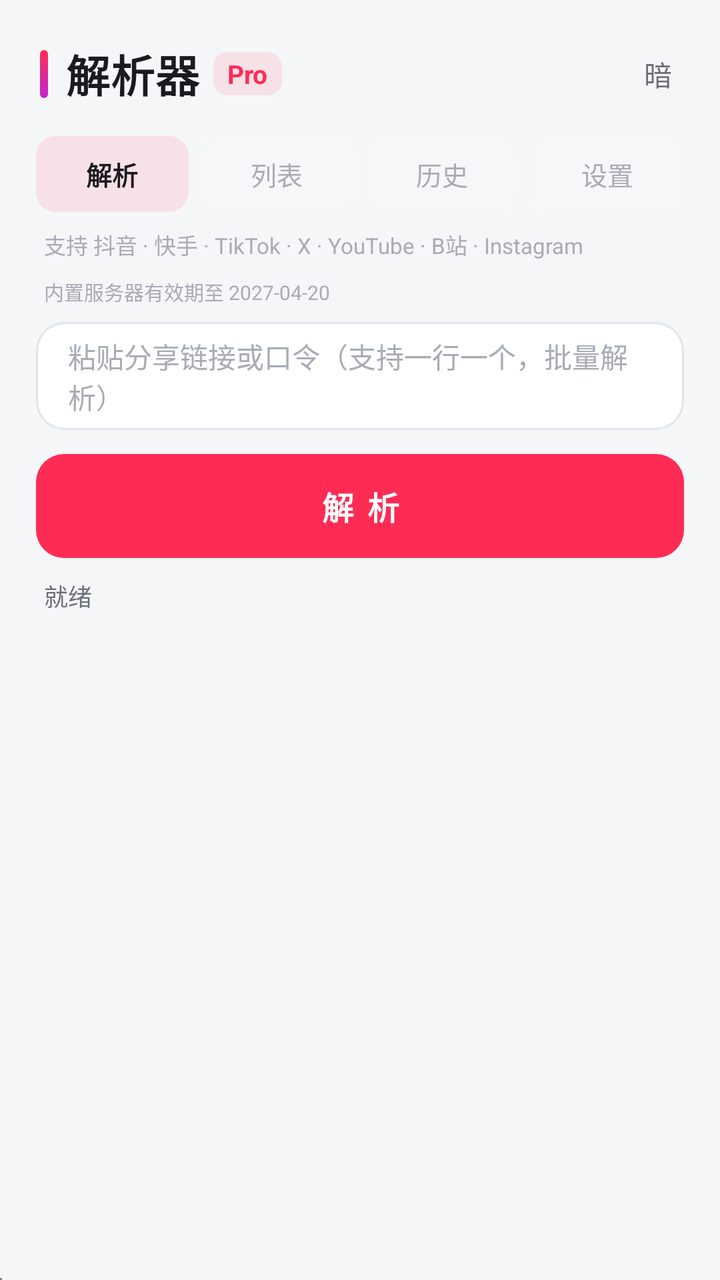
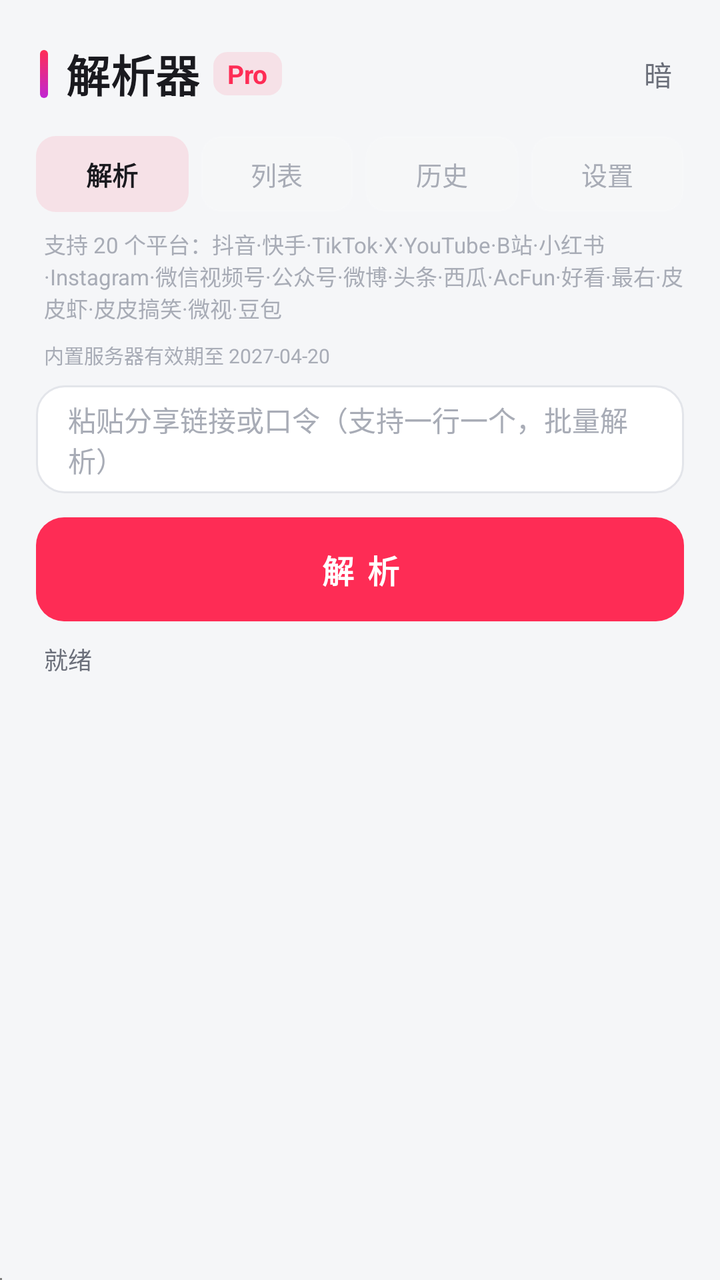

The first picture is an Android layout as it rendered before a commit; the second is the same layout after the commit. The layout source and the unified diff follow.
<!-- AndroidManifest.xml: application theme android:Theme.DeviceDefault.NoActionBar -->
<!-- res/layout/activity_main.xml -->
<?xml version="1.0" encoding="utf-8"?>
<LinearLayout xmlns:android="http://schemas.android.com/apk/res/android"
    android:layout_width="match_parent" android:layout_height="match_parent"
    android:id="@+id/root"
    android:orientation="vertical" android:background="@color/bg">

    
    <LinearLayout
        android:layout_width="match_parent" android:layout_height="wrap_content"
        android:orientation="horizontal" android:gravity="center_vertical"
        android:paddingLeft="20dp" android:paddingRight="12dp"
        android:paddingTop="18dp" android:paddingBottom="12dp">

        <View
            android:layout_width="4dp" android:layout_height="24dp"
            android:background="@drawable/brand_bar"/>

        <TextView
            android:layout_width="wrap_content" android:layout_height="wrap_content"
            android:layout_marginLeft="9dp"
            android:id="@+id/tvTitleDY" android:text="解析器" android:textColor="@color/text"
            android:textStyle="bold" android:textSize="22sp" android:letterSpacing="0.01"/>
        <TextView
            android:layout_width="wrap_content" android:layout_height="wrap_content"
            android:layout_marginLeft="7dp"
            android:id="@+id/tvTitle" android:text="Pro" android:textColor="@color/brand"
            android:textStyle="bold" android:textSize="13sp"
            android:background="@drawable/pill_brand"
            android:paddingLeft="7dp" android:paddingRight="7dp"
            android:paddingTop="2dp" android:paddingBottom="2dp"/>

        <View android:layout_width="0dp" android:layout_height="1dp" android:layout_weight="1"/>

        <TextView android:id="@+id/btnTheme"
            android:layout_width="38dp" android:layout_height="38dp"
            android:background="@drawable/btn_icon" android:gravity="center"
            android:text="暗" android:textColor="@color/text_sub" android:textSize="14sp"/>
    </LinearLayout>

    
    <LinearLayout
        android:layout_width="match_parent" android:layout_height="wrap_content"
        android:orientation="horizontal"
        android:paddingLeft="18dp" android:paddingRight="18dp"
        android:paddingBottom="8dp">

        <TextView android:id="@+id/tabParse"
            android:layout_width="0dp" android:layout_height="38dp" android:layout_weight="1"
            android:background="@drawable/tab_active" android:gravity="center"
            android:text="解析" android:textColor="@color/text" android:textSize="13sp"
            android:textStyle="bold"/>
        <TextView android:id="@+id/tabList"
            android:layout_width="0dp" android:layout_height="38dp" android:layout_weight="1"
            android:layout_marginLeft="6dp" android:background="@drawable/tab_idle" android:gravity="center"
            android:text="列表" android:textColor="@color/text_hint" android:textSize="13sp"/>
        <TextView android:id="@+id/tabHistory"
            android:layout_width="0dp" android:layout_height="38dp" android:layout_weight="1"
            android:layout_marginLeft="6dp" android:background="@drawable/tab_idle" android:gravity="center"
            android:text="历史" android:textColor="@color/text_hint" android:textSize="13sp"/>
        <TextView android:id="@+id/tabSettings"
            android:layout_width="0dp" android:layout_height="38dp" android:layout_weight="1"
            android:layout_marginLeft="6dp" android:background="@drawable/tab_idle" android:gravity="center"
            android:text="设置" android:textColor="@color/text_hint" android:textSize="13sp"/>
    </LinearLayout>

    
    <LinearLayout android:id="@+id/pageParse"
        android:layout_width="match_parent" android:layout_height="0dp"
        android:layout_weight="1" android:orientation="vertical">

        <LinearLayout
            android:layout_width="match_parent" android:layout_height="wrap_content"
            android:orientation="vertical"
            android:paddingLeft="18dp" android:paddingRight="18dp">

            <TextView
                android:layout_width="wrap_content" android:layout_height="wrap_content"
                android:text="支持 抖音 · 快手 · TikTok · X · YouTube · B站 · Instagram"
                android:textColor="@color/text_hint" android:textSize="11sp"
                android:paddingLeft="4dp" android:paddingBottom="8dp"/>

            <TextView android:id="@+id/tvSrvInfo"
                android:layout_width="wrap_content" android:layout_height="wrap_content"
                android:text="内置服务器有效期至 2027-04-20"
                android:textColor="@color/text_hint" android:textSize="10sp"
                android:paddingLeft="4dp" android:paddingBottom="8dp"/>

            <EditText android:id="@+id/input"
                android:layout_width="match_parent" android:layout_height="54dp"
                android:background="@drawable/input_bg" android:paddingLeft="16dp"
                android:paddingRight="16dp" android:hint="粘贴分享链接或口令（支持一行一个，批量解析）"
                android:textColor="@color/text" android:textColorHint="@color/text_hint"
                android:textSize="14sp" android:maxLines="6" android:minLines="1"
                android:gravity="center_vertical" android:inputType="textUri|textMultiLine"/>

            <TextView android:id="@+id/btn"
                android:layout_width="match_parent" android:layout_height="52dp"
                android:layout_marginTop="12dp" android:background="@drawable/btn_primary"
                android:gravity="center" android:text="解 析" android:textColor="#FFFFFF"
                android:textStyle="bold" android:textSize="16sp" android:letterSpacing="0.08"/>

            <TextView android:id="@+id/status"
                android:layout_width="match_parent" android:layout_height="wrap_content"
                android:text="就绪" android:textColor="@color/text_sub" android:textSize="12sp"
                android:paddingTop="10dp" android:paddingBottom="6dp"
                android:paddingLeft="4dp"/>
        </LinearLayout>

        <LinearLayout android:id="@+id/progressBox"
            android:layout_width="match_parent" android:layout_height="wrap_content"
            android:orientation="vertical" android:visibility="gone"
            android:background="@drawable/card_progress"
            android:layout_marginLeft="18dp" android:layout_marginRight="18dp"
            android:layout_marginTop="2dp" android:layout_marginBottom="8dp"
            android:paddingLeft="14dp" android:paddingRight="14dp"
            android:paddingTop="11dp" android:paddingBottom="12dp">

            <LinearLayout
                android:layout_width="match_parent" android:layout_height="wrap_content"
                android:orientation="horizontal" android:gravity="center_vertical">

                <TextView android:id="@+id/progressLabel"
                    android:layout_width="0dp" android:layout_height="wrap_content"
                    android:layout_weight="1" android:text="准备中"
                    android:textColor="@color/text_sub" android:textSize="12sp"/>

                <TextView android:id="@+id/progressPct"
                    android:layout_width="wrap_content" android:layout_height="wrap_content"
                    android:text="0%" android:textColor="@color/brand"
                    android:textSize="12sp" android:textStyle="bold"/>
            </LinearLayout>

            <ProgressBar android:id="@+id/progressBar"
                style="?android:attr/progressBarStyleHorizontal"
                android:layout_width="match_parent" android:layout_height="6dp"
                android:layout_marginTop="8dp" android:max="1000"
                android:progress="0" android:progressDrawable="@drawable/progress_h"
                android:progressTint="@color/brand"/>
        </LinearLayout>

        <LinearLayout android:id="@+id/parseNavRow"
            android:layout_width="match_parent" android:layout_height="wrap_content"
            android:orientation="horizontal" android:visibility="gone"
            android:paddingLeft="18dp" android:paddingRight="18dp"
            android:paddingBottom="8dp">

            <TextView android:id="@+id/btnParsePrev"
                android:layout_width="0dp" android:layout_height="40dp" android:layout_weight="1"
                android:background="@drawable/input_bg" android:gravity="center"
                android:text="上一个" android:textColor="@color/text" android:textSize="13sp"/>

            <TextView android:id="@+id/parseNavLabel"
                android:layout_width="wrap_content" android:layout_height="40dp"
                android:gravity="center" android:text="" android:textColor="@color/text_sub"
                android:textSize="12sp" android:paddingLeft="10dp" android:paddingRight="10dp"/>

            <TextView android:id="@+id/btnParseNext"
                android:layout_width="0dp" android:layout_height="40dp" android:layout_weight="1"
                android:background="@drawable/input_bg" android:gravity="center"
                android:text="下一个" android:textColor="@color/text" android:textSize="13sp"/>
        </LinearLayout>

        <LinearLayout android:id="@+id/actions"
            android:layout_width="match_parent" android:layout_height="wrap_content"
            android:orientation="horizontal" android:visibility="gone"
            android:paddingLeft="18dp" android:paddingRight="18dp"
            android:paddingBottom="10dp">

            <TextView android:id="@+id/btnPlay"
                android:layout_width="0dp" android:layout_height="44dp" android:layout_weight="1"
                android:background="@drawable/btn_ghost" android:gravity="center"
                android:text="播放" android:textColor="@color/text" android:textSize="13sp"/>
            <TextView android:id="@+id/btnDl"
                android:layout_width="0dp" android:layout_height="44dp" android:layout_weight="1"
                android:layout_marginLeft="7dp" android:background="@drawable/btn_ghost"
                android:gravity="center" android:text="下载" android:textColor="@color/text"
                android:textSize="13sp"/>
            <TextView android:id="@+id/btnFull"
                android:layout_width="0dp" android:layout_height="44dp" android:layout_weight="1"
                android:layout_marginLeft="7dp" android:background="@drawable/btn_primary"
                android:gravity="center" android:text="全屏" android:textColor="#FFFFFF"
                android:textSize="13sp" android:textStyle="bold"/>
            <TextView android:id="@+id/btnAudio"
                android:layout_width="0dp" android:layout_height="44dp" android:layout_weight="1"
                android:layout_marginLeft="7dp" android:background="@drawable/btn_ghost"
                android:gravity="center" android:text="转MP3" android:textColor="@color/text"
                android:textSize="13sp"/>
            <TextView android:id="@+id/btnMusic"
                android:layout_width="0dp" android:layout_height="44dp" android:layout_weight="1"
                android:layout_marginLeft="7dp" android:background="@drawable/btn_ghost"
                android:gravity="center" android:text="BGM" android:textColor="@color/text"
                android:textSize="13sp" android:visibility="gone"/>
        </LinearLayout>

        <ScrollView android:id="@+id/scrollOut"
            android:layout_width="match_parent" android:layout_height="0dp"
            android:layout_weight="1" android:scrollbars="none"
            android:overScrollMode="never">

            <LinearLayout
                android:layout_width="match_parent" android:layout_height="wrap_content"
                android:orientation="vertical"
                android:paddingLeft="18dp" android:paddingRight="18dp"
                android:paddingTop="10dp" android:paddingBottom="18dp">

                <FrameLayout android:id="@+id/videoBox"
                    android:layout_width="match_parent" android:layout_height="wrap_content"
                    android:background="@drawable/card_player" android:visibility="gone">

                    <TextureView android:id="@+id/video"
                        android:layout_width="match_parent" android:layout_height="210dp"/>
                    
                    <View android:id="@+id/miniTouch"
                        android:layout_width="match_parent" android:layout_height="match_parent"/>

                    <LinearLayout android:id="@+id/miniBar"
                        android:layout_width="match_parent" android:layout_height="wrap_content"
                        android:layout_gravity="bottom" android:background="@drawable/pl_bar_bg"
                        android:orientation="vertical" android:paddingLeft="10dp"
                        android:paddingRight="10dp" android:paddingTop="6dp"
                        android:paddingBottom="6dp">
                        <LinearLayout android:layout_width="match_parent"
                            android:layout_height="wrap_content"
                            android:orientation="horizontal" android:gravity="center_vertical">
                            <TextView android:id="@+id/miniTimeNow"
                                android:layout_width="wrap_content" android:layout_height="wrap_content"
                                android:text="00:00" android:textColor="@color/white" android:textSize="11sp"/>
                            <SeekBar android:id="@+id/miniSeek"
                                android:layout_width="0dp" android:layout_height="wrap_content"
                                android:layout_weight="1" android:layout_marginLeft="10dp"
                                android:layout_marginRight="10dp" android:max="1000"
                                android:progressDrawable="@drawable/seek_progress"
                                android:thumb="@drawable/seek_thumb" android:splitTrack="false"/>
                            <TextView android:id="@+id/miniTimeAll"
                                android:layout_width="wrap_content" android:layout_height="wrap_content"
                                android:text="00:00" android:textColor="@color/white_sub" android:textSize="11sp"/>
                        </LinearLayout>
                        <LinearLayout android:layout_width="match_parent"
                            android:layout_height="wrap_content"
                            android:orientation="horizontal" android:gravity="center_vertical"
                            android:layout_marginTop="8dp">
                            <TextView android:id="@+id/miniPlay"
                                android:layout_width="40dp" android:layout_height="40dp"
                                android:background="@drawable/pl_circle"
                                android:gravity="center" android:text="||" android:textColor="@color/white"
                                android:textSize="16sp" android:textStyle="bold"/>
                            <TextView android:id="@+id/miniSpeed"
                                android:layout_width="wrap_content" android:layout_height="30dp"
                                android:layout_marginLeft="10dp" android:background="@drawable/pl_btn"
                                android:gravity="center" android:minWidth="52dp" android:paddingLeft="10dp"
                                android:paddingRight="10dp" android:text="1.0X" android:textColor="@color/white"
                                android:textSize="11sp" android:textStyle="bold"/>
                            <View android:layout_width="0dp" android:layout_height="1dp"
                                android:layout_weight="1"/>
                            <TextView android:id="@+id/miniFull"
                                android:layout_width="wrap_content" android:layout_height="30dp"
                                android:background="@drawable/pl_btn" android:gravity="center"
                                android:paddingLeft="12dp" android:paddingRight="12dp"
                                android:text="全屏" android:textColor="@color/white"
                                android:textSize="12sp"/>
                        </LinearLayout>
                    </LinearLayout>
                </FrameLayout>

                <FrameLayout
                    android:layout_width="match_parent" android:layout_height="wrap_content"
                    android:layout_marginTop="10dp">

                    <ImageView android:id="@+id/img"
                        android:layout_width="match_parent" android:layout_height="280dp"
                        android:background="@color/surface_alt" android:scaleType="fitCenter"
                        android:visibility="gone"/>

                    <TextView android:id="@+id/liveBadge"
                        android:layout_width="wrap_content" android:layout_height="wrap_content"
                        android:layout_gravity="top|start" android:layout_margin="10dp"
                        android:background="#B3000000" android:paddingLeft="9dp" android:paddingRight="9dp"
                        android:paddingTop="3dp" android:paddingBottom="3dp"
                        android:textColor="#FFFFFF" android:text="LIVE" android:textSize="11sp"
                        android:textStyle="bold" android:visibility="gone"/>
                </FrameLayout>

                <LinearLayout android:id="@+id/out"
                    android:layout_width="match_parent" android:layout_height="wrap_content"
                    android:orientation="vertical"/>
            </LinearLayout>
        </ScrollView>
    </LinearLayout>

    
    <LinearLayout android:id="@+id/pageList"
        android:layout_width="match_parent" android:layout_height="0dp"
        android:layout_weight="1" android:orientation="vertical" android:visibility="gone">

        <TextView android:id="@+id/listHead"
            android:layout_width="match_parent" android:layout_height="wrap_content"
            android:text="粘贴主页链接后点解析，列表会出现在这里"
            android:textColor="@color/text_hint" android:textSize="12sp"
            android:paddingLeft="18dp" android:paddingRight="18dp"
            android:paddingTop="6dp" android:paddingBottom="6dp"/>

        <TextView android:id="@+id/btnDlAll"
            android:layout_width="match_parent" android:layout_height="40dp"
            android:layout_marginLeft="18dp" android:layout_marginRight="18dp"
            android:layout_marginBottom="8dp"
            android:background="@drawable/btn_primary" android:gravity="center"
            android:text="全部下载" android:textColor="#FFFFFF"
            android:textSize="13sp" android:textStyle="bold" android:visibility="gone"/>

        <TextView android:id="@+id/btnClearList"
            android:layout_width="match_parent" android:layout_height="38dp"
            android:layout_marginLeft="18dp" android:layout_marginRight="18dp"
            android:layout_marginBottom="8dp"
            android:background="@drawable/input_bg" android:gravity="center"
            android:text="清空列表" android:textColor="@color/text_sub"
            android:textSize="13sp" android:visibility="gone"/>


        <ScrollView android:id="@+id/listScroll"
            android:layout_width="match_parent" android:layout_height="0dp"
            android:layout_weight="1" android:scrollbars="none"
            android:overScrollMode="never">

            <LinearLayout android:id="@+id/listWrap"
                android:layout_width="match_parent" android:layout_height="wrap_content"
                android:orientation="vertical"
                android:paddingLeft="18dp" android:paddingRight="18dp"
                android:paddingBottom="18dp"/>
        </ScrollView>
    </LinearLayout>

    
    <ScrollView android:id="@+id/pageHistory"
        android:layout_width="match_parent" android:layout_height="0dp"
        android:layout_weight="1" android:visibility="gone"
        android:scrollbars="none" android:overScrollMode="never">

        <LinearLayout android:id="@+id/historyWrap"
            android:layout_width="match_parent" android:layout_height="wrap_content"
            android:orientation="vertical"
            android:paddingLeft="18dp" android:paddingRight="18dp"
            android:paddingTop="10dp" android:paddingBottom="18dp">

            <TextView android:id="@+id/historyEmpty"
                android:layout_width="match_parent" android:layout_height="wrap_content"
                android:gravity="center" android:paddingTop="40dp"
                android:text="暂无历史记录\n\n下载过的文件、解析过的列表\n都会出现在这里"
                android:textColor="@color/text_hint" android:textSize="13sp"
                android:lineSpacingExtra="4dp"/>
        </LinearLayout>
    </ScrollView>

    
    <ScrollView android:id="@+id/pageSettings"
        android:layout_width="match_parent" android:layout_height="0dp"
        android:layout_weight="1" android:visibility="gone"
        android:scrollbars="none" android:overScrollMode="never">

        <LinearLayout android:id="@+id/settingsWrap"
            android:layout_width="match_parent" android:layout_height="wrap_content"
            android:orientation="vertical"
            android:paddingLeft="18dp" android:paddingRight="18dp"
            android:paddingTop="10dp" android:paddingBottom="18dp"/>
    </ScrollView>

    <WebView android:id="@+id/web"
        android:layout_width="1dp" android:layout_height="1dp"/>
</LinearLayout>
<!-- resources referenced by this layout -->
<resources>
  <color name="bg">#F5F6F8</color>
  <color name="brand">#FE2C55</color>
  <color name="surface_alt">#F0F1F4</color>
  <color name="text">#1A1A1F</color>
  <color name="text_hint">#A8ACB6</color>
  <color name="text_sub">#6B6F7A</color>
  <color name="white">#FFFFFF</color>
  <color name="white_sub">#B0B0BC</color>
  <!-- drawable brand_bar (drawable) -->
  <?xml version="1.0" encoding="utf-8"?>
  <shape xmlns:android="http://schemas.android.com/apk/res/android" android:shape="rectangle">
      <gradient android:startColor="#FF2D55" android:endColor="#C026D3" android:angle="270"/>
      <corners android:radius="2dp"/>
  </shape>
  <!-- drawable btn_icon (drawable) -->
  <?xml version="1.0" encoding="utf-8"?>
  <selector xmlns:android="http://schemas.android.com/apk/res/android">
      <item android:state_pressed="true">
          <shape android:shape="oval">
              <solid android:color="@color/surface_alt"/>
          </shape>
      </item>
      <item>
          <shape android:shape="oval">
              <solid android:color="#00000000"/>
          </shape>
      </item>
  </selector>
  <!-- drawable card_player (drawable) -->
  <?xml version="1.0" encoding="utf-8"?>
  <shape xmlns:android="http://schemas.android.com/apk/res/android" android:shape="rectangle">
      <solid android:color="@color/player_bg"/>
      <corners android:radius="16dp"/>
  </shape>
  <!-- drawable card_progress (drawable) -->
  <?xml version="1.0" encoding="utf-8"?>
  <shape xmlns:android="http://schemas.android.com/apk/res/android" android:shape="rectangle">
      <solid android:color="@color/surface"/>
      <corners android:radius="14dp"/>
      <stroke android:width="1dp" android:color="@color/stroke"/>
  </shape>
  <!-- drawable input_bg (drawable) -->
  <?xml version="1.0" encoding="utf-8"?>
  <shape xmlns:android="http://schemas.android.com/apk/res/android" android:shape="rectangle">
      <solid android:color="@color/surface"/>
      <corners android:radius="14dp"/>
      <stroke android:width="1dp" android:color="@color/stroke"/>
  </shape>
  <!-- drawable pill_brand (drawable) -->
  <?xml version="1.0" encoding="utf-8"?>
  <shape xmlns:android="http://schemas.android.com/apk/res/android" android:shape="rectangle">
      <solid android:color="#1AFE2C55"/>
      <corners android:radius="7dp"/>
  </shape>
  <!-- drawable pl_bar_bg (drawable) -->
  <?xml version="1.0" encoding="utf-8"?>
  <shape xmlns:android="http://schemas.android.com/apk/res/android" android:shape="rectangle">
      <corners android:radius="12dp"/>
      <solid android:color="#B3000000"/>
  </shape>
  <!-- drawable pl_circle (drawable) -->
  <?xml version="1.0" encoding="utf-8"?>
  <selector xmlns:android="http://schemas.android.com/apk/res/android">
      <item android:state_pressed="true">
          <shape android:shape="oval">
              <solid android:color="#40FFFFFF"/>
          </shape>
      </item>
      <item>
          <shape android:shape="oval">
              <solid android:color="#1F000000"/>
          </shape>
      </item>
  </selector>
  <!-- drawable seek_thumb (drawable) -->
  <?xml version="1.0" encoding="utf-8"?>
  <shape xmlns:android="http://schemas.android.com/apk/res/android" android:shape="oval">
      <solid android:color="#FFFFFF"/>
      <size android:width="14dp" android:height="14dp"/>
  </shape>
  <!-- drawable tab_active (drawable) -->
  <?xml version="1.0" encoding="utf-8"?>
  <shape xmlns:android="http://schemas.android.com/apk/res/android">
      <solid android:color="#1AFE2C55"/>
      <corners android:radius="10dp"/>
  </shape>
  <!-- drawable tab_idle (drawable) -->
  <?xml version="1.0" encoding="utf-8"?>
  <shape xmlns:android="http://schemas.android.com/apk/res/android">
      <solid android:color="#0DFFFFFF"/>
      <corners android:radius="10dp"/>
      <stroke android:width="1dp" android:color="#14FFFFFF"/>
  </shape>
  <color name="stroke">#E3E5EA</color>
  <color name="brand_dark">#D91E45</color>
  <color name="player_bg">#000000</color>
  <color name="surface">#FFFFFF</color>
  <!-- unchanged entries left out for length: 5 -->
</resources>

<!-- the commit's change to res/layout/activity_main.xml (unified diff, before → after) -->
@@ -75,7 +75,7 @@
 
             <TextView
                 android:layout_width="wrap_content" android:layout_height="wrap_content"
-                android:text="支持 抖音 · 快手 · TikTok · X · YouTube · B站 · Instagram"
+                android:text="支持 20 个平台：抖音·快手·TikTok·X·YouTube·B站·小红书·Instagram·微信视频号·公众号·微博·头条·西瓜·AcFun·好看·最右·皮皮虾·皮皮搞笑·微视·豆包"
                 android:textColor="@color/text_hint" android:textSize="11sp"
                 android:paddingLeft="4dp" android:paddingBottom="8dp"/>
 
